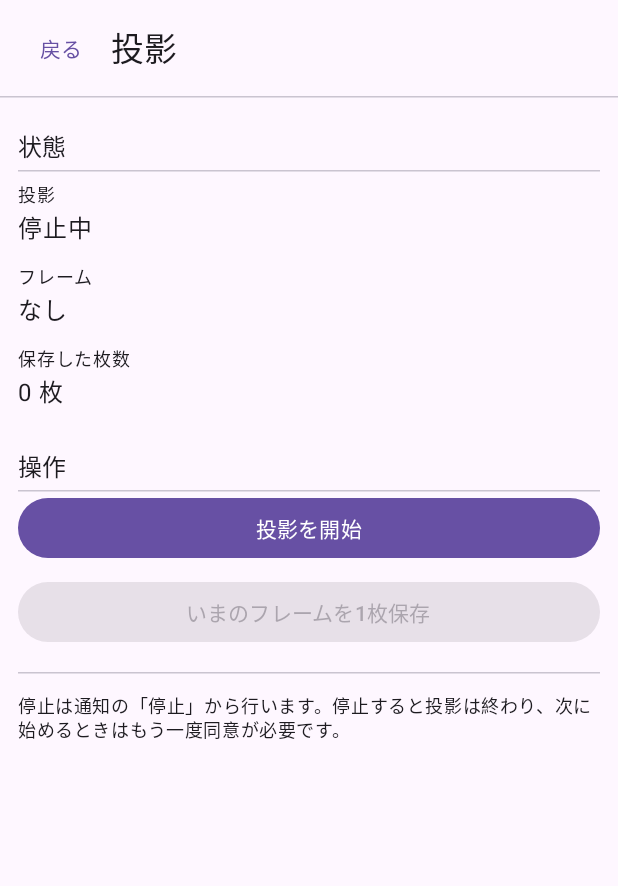
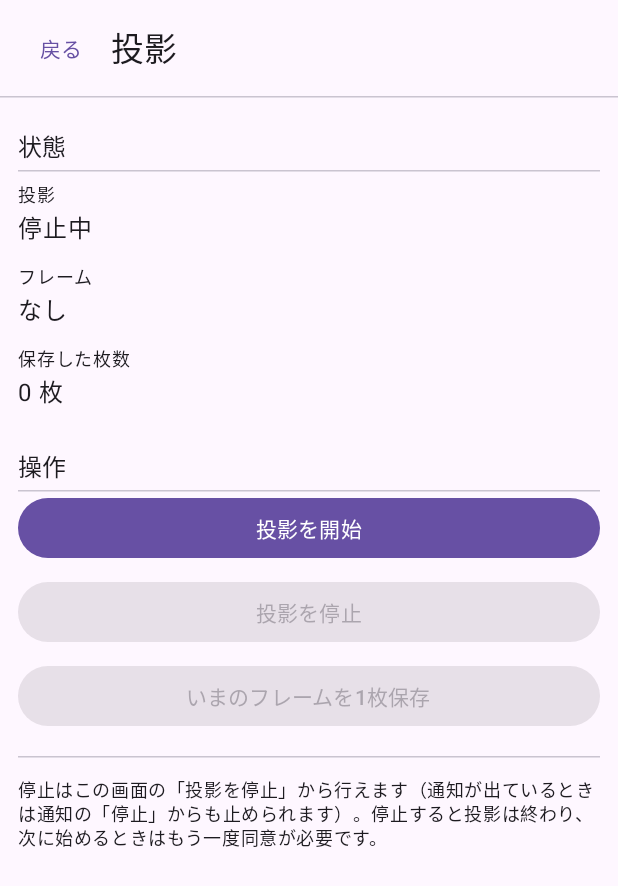
Before and after one commit to denebola213/hatsu-desk, an Android app built with Jetpack Compose: the screen it shows after launch (MainActivity), after a tap on "投影", on a phone screen of 412 x 824 dp. Shown: the top 886 px of the screen. Run offline under Robolectric (Android 15) with nearby library versions, the phone set to English and light mode, and no system bars.

Commit message:
app: 通知を拒否しても画面から投影を停止できるようにする
通知権限を拒否すると Android 13 以降は前面サービスの通知がドロワーに
出ず、画面内にも停止手段が無いため投影を止められなかった。

- 投影画面に常設の「投影を停止」を置き、CaptureController.stop() に繋ぐ
  （投影中のみ有効。停止すると状態は「停止中」に戻り、押せなくなる）
- 停止の案内を画面内のボタン基準に直し、通知は「あれば使う」と明記
- 停止ボタンの有効条件を CaptureState.canStop に寄せ、JVM で検証する

```diff
--- a/app/src/main/java/net/st/hatsudesk/capture/CaptureController.kt
+++ b/app/src/main/java/net/st/hatsudesk/capture/CaptureController.kt
@@ -44,6 +44,14 @@ data class CaptureState(
 ) {
     /** 保存ボタンを押せるか。投影中で、フレームが1枚以上届いていること。 */
     val canSave: Boolean get() = status == ProjectionSession.State.RUNNING && hasFrame
+
+    /**
+     * 停止ボタンを押せるか。投影中だけ。
+     *
+     * **通知の権限に依存させない。** 通知が出ない環境（Android 13 以降で拒否）でも
+     * 画面から投影を止められるようにするため、ここはセッションの状態だけで決める。
+     */
+    val canStop: Boolean get() = status == ProjectionSession.State.RUNNING
 }
 
 /**
--- a/app/src/main/java/net/st/hatsudesk/ui/ProjectionScreen.kt
+++ b/app/src/main/java/net/st/hatsudesk/ui/ProjectionScreen.kt
@@ -70,8 +70,11 @@ fun ProjectionScreen(onBack: () -> Unit) {
         if (intent != null) consent.launch(intent)
     }
 
-    // 通知が許可されていなくても投影は続けられる（Android 13 以降は通知が出ないだけ）。
+    // 通知は「あれば使う」だけ。Android 13 以降で拒否されると前面サービスの通知は
+    // ドロワーに出ないが、停止はこの画面の「投影を停止」で行えるので、拒否されても
+    // そのまま同意へ進む（投影を止められない状態を作らない）。
     val notifications = rememberLauncherForActivityResult(ActivityResultContracts.RequestPermission()) {
+        // 許可・拒否のどちらでも開始を続ける。結果は通知が出るかどうかにしか影響しない。
         if (waitingForNotification) {
             waitingForNotification = false
             launchConsent()
@@ -113,6 +116,13 @@ fun ProjectionScreen(onBack: () -> Unit) {
 
             Spacer(Modifier.height(8.dp))
             Button(
+                onClick = { CaptureController.stop("投影を停止しました") },
+                enabled = state.canStop,
+                modifier = Modifier.fillMaxWidth(),
+            ) { Text("投影を停止") }
+
+            Spacer(Modifier.height(8.dp))
+            Button(
                 onClick = { CaptureController.save() },
                 enabled = state.canSave,
                 modifier = Modifier.fillMaxWidth(),
@@ -122,7 +132,8 @@ fun ProjectionScreen(onBack: () -> Unit) {
             HorizontalDivider()
             Spacer(Modifier.height(12.dp))
             Text(
-                "停止は通知の「停止」から行います。停止すると投影は終わり、次に始めるときは" +
+                "停止はこの画面の「投影を停止」から行えます（通知が出ているときは通知の" +
+                    "「停止」からも止められます）。停止すると投影は終わり、次に始めるときは" +
                     "もう一度同意が必要です。",
                 style = MaterialTheme.typography.bodySmall,
             )
```
Also changed, not shown: 1 other file.
